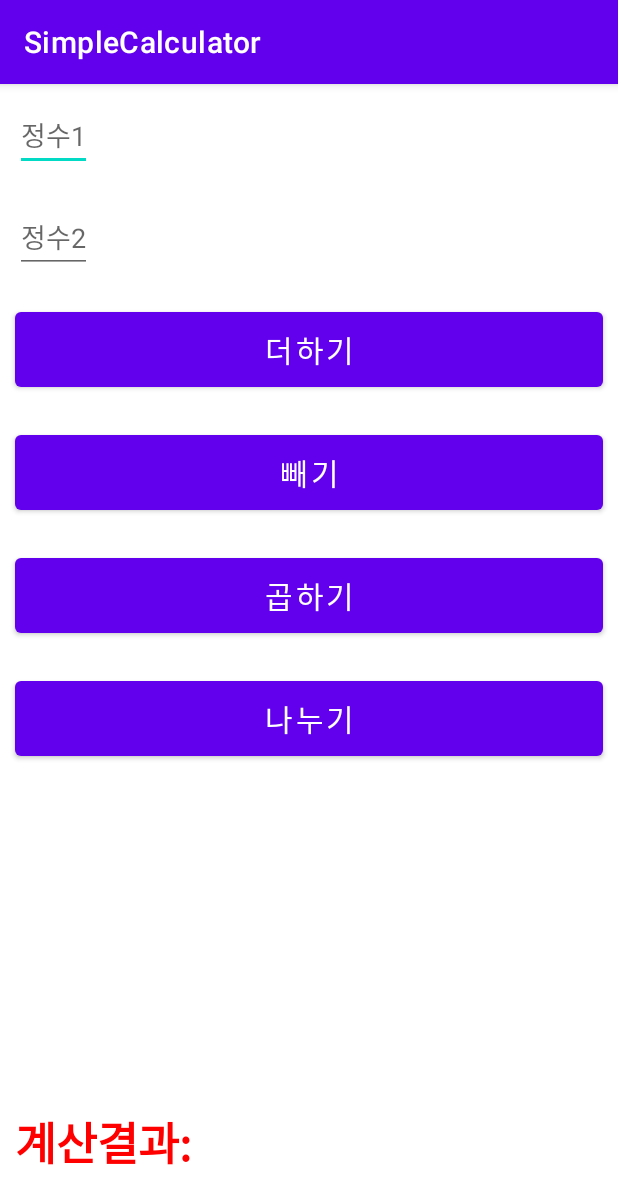
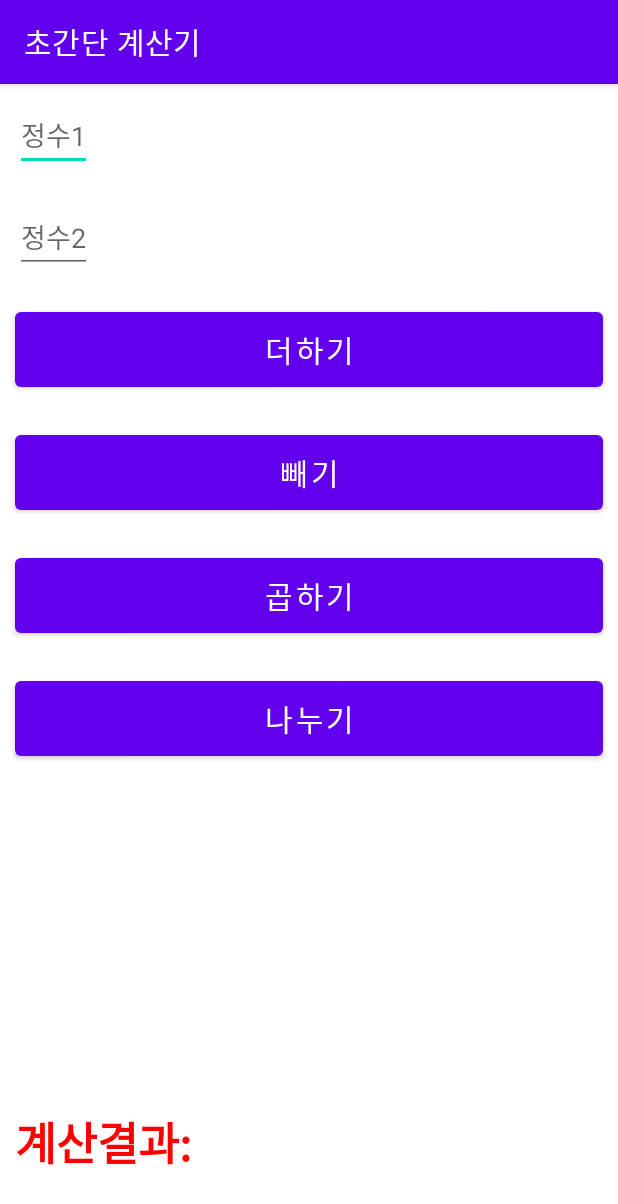
Before and after one commit to dinmoy/SimpleCalculator, an Android app: the screen it shows after launch (MainActivity), on a phone screen of 412 x 824 dp. Shown: the top 1204 px of the screen. Run offline under Robolectric (Android 15) with nearby library versions, the phone set to English and light mode, and no system bars.

Commit message:
계산기 완성

```diff
--- a/app/src/main/java/kr/hs/emirim/lhj/simplecalculator/MainActivity.kt
+++ b/app/src/main/java/kr/hs/emirim/lhj/simplecalculator/MainActivity.kt
@@ -17,5 +17,39 @@ class MainActivity : AppCompatActivity() {
     override fun onCreate(savedInstanceState: Bundle?) {
         super.onCreate(savedInstanceState)
         setContentView(R.layout.activity_main)
+        title="초간단 계산기"
+
+        edit1=findViewById<EditText>(R.id.edit1)
+        edit2=findViewById<EditText>(R.id.edit2)
+        textResult=findViewById(R.id.text_result)
+        btnAdd=findViewById(R.id.btn_plus)
+        btnSub=findViewById(R.id.btn_minus)
+        btnMul=findViewById(R.id.btn_multiply)
+        btnDiv=findViewById(R.id.btn_devide)
+        btnAdd.setOnClickListener{
+            num1=edit1.text.toString()
+            num2=edit2.text.toString()
+            result=Integer.parseInt(num1)+Integer.parseInt(num2)
+            textResult.text="계산 결과: "+result
+        }
+        btnSub.setOnClickListener{
+            num1=edit1.text.toString()
+            num2=edit2.text.toString()
+            result=Integer.parseInt(num1)-Integer.parseInt(num2)
+            textResult.text="계산 결과: "+result
+        }
+        btnMul.setOnClickListener{
+            num1=edit1.text.toString()
+            num2=edit2.text.toString()
+            result=Integer.parseInt(num1)*Integer.parseInt(num2)
+            textResult.text="계산 결과: "+result
+        }
+        btnDiv.setOnClickListener{
+            num1=edit1.text.toString()
+            num2=edit2.text.toString()
+            result=Integer.parseInt(num1)/Integer.parseInt(num2)
+            textResult.text="계산 결과: "+result
+        }
+
     }
 }
```
